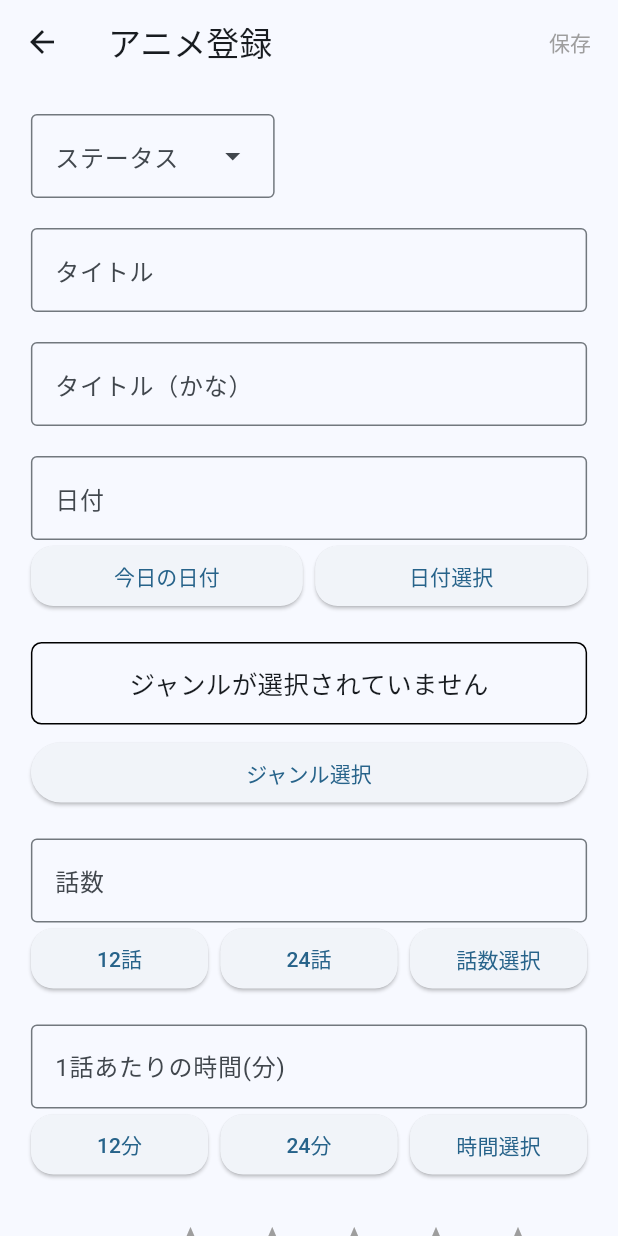
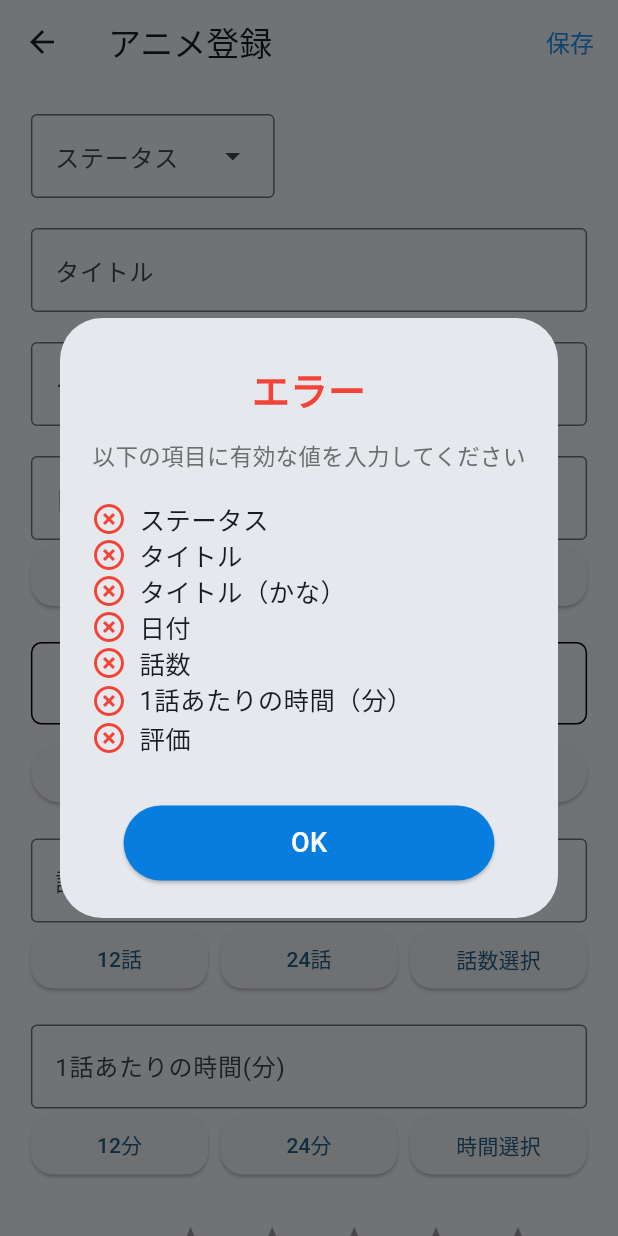
Before and after one commit to 2930taiga/anime_manager, a Flutter app: the AnimeRegistar screen opened directly, after a tap on "保存", on a phone screen of 412 x 824 dp. Run offline on Flutter 3.47's test engine with Material 3 defaults, Android fonts, the phone set to English and light mode, and no system bars; our stand-ins replace flutter_riverpod, isar, table_calendar; accounts and stored records are empty; generated files the repository leaves out were written again.

Commit message:
登録画面で保存ボタンを押したとき，入力内容に不備があると，その内容を読み取ってエラーメッセージを表示させるようにした． ボタンやテキストの色に統一感を持たせるため，色などのパラメータを指定するスクリプトを作成した．

```diff
--- a/lib/models/anime_input_class.dart
+++ b/lib/models/anime_input_class.dart
@@ -58,6 +58,7 @@ class AnimeInputData {
   }
 }
 
+
 //正しい値を入力しているかを判定するクラス
 @immutable
 class AnimeCorrectInputData {
@@ -106,4 +107,36 @@ class AnimeCorrectInputData {
       memo: memo ?? this.memo,
     );
   }
+
+  //全てtrueかを判定する
+  bool get isInvalid =>
+  status &&
+  title &&
+  titleKana &&
+  date &&
+  genreId &&
+  epNum &&
+  epTime &&
+  evaluation &&
+  memo;
+
+  //どこがfalseかを取得する
+  Map<String, bool> get validationMap => {
+    'status': status,
+    'title': title,
+    'titleKana': titleKana,
+    'date': date,
+    'genreId': genreId,
+    'epNum': epNum,
+    'epTime': epTime,
+    'evaluation': evaluation,
+    'memo': memo,
+  };
+
+  // falseの項目だけ抽出
+  List<String> get invalidFields =>
+    validationMap.entries
+      .where((e) => e.value == false)
+      .map((e) => e.key)
+      .toList();
 }
--- a/lib/pages/main_navigation_pages/registar/anime_registar.dart
+++ b/lib/pages/main_navigation_pages/registar/anime_registar.dart
@@ -5,15 +5,162 @@ import 'package:anime_administration/providers/anime_input_provider.dart';
 import 'package:flutter_riverpod/flutter_riverpod.dart';
 //登録ページ用のパーツを格納したコード
 import 'package:anime_administration/parts/anime_registar_parts.dart';
+//UIの設定に関するパラメータをインポート
+import 'package:anime_administration/parameter_settings.dart';
 
 class AnimeRegistar extends ConsumerWidget{
   const AnimeRegistar({super.key});
 
   @override
-  Widget build(BuildContext content, WidgetRef ref){
+  Widget build(BuildContext context, WidgetRef ref){
     //providerのインスタンスを作成
     final animeInput = ref.watch(animeInputProvider);
     final animeCorrectInput = ref.watch(animeCorrectInputProvider);
+
+    //保存に関する関数を定義
+    void Save(){
+      //保存できる状態かを確認する
+      if(animeCorrectInput.isInvalid==true){ //保存できる
+
+      }
+      else{ //保存できない
+        //入力に不備がある箇所を取得
+        List<String> erroeParameters = animeCorrectInput.invalidFields;
+        //エラーパラメータ
+        List<String> errorParametorText=[];
+
+        //エラーメッセージを作成
+        if(erroeParameters.contains("status")){ //ステータスに不備
+          errorParametorText.add("ステータス");
+        }
+        if(erroeParameters.contains("title")){ //タイトルに不備
+          errorParametorText.add("タイトル");
+        }
+        if(erroeParameters.contains("titleKana")){ //タイトル（かな）に不備
+          errorParametorText.add("タイトル（かな）");
+        }
+        if(erroeParameters.contains("genre")){ //ジャンルに不備
+          errorParametorText.add("ジャンル");
+        }
+        if(erroeParameters.contains("date")){ //日付に不備
+          errorParametorText.add("日付");
+        }
+        if(erroeParameters.contains("epNum")){ //話数に不備
+          errorParametorText.add("話数");
+        }
+        if(erroeParameters.contains("epTime")){ //時間に不備
+          errorParametorText.add("1話あたりの時間（分）");
+        }
+        if(erroeParameters.contains("evaluation")){ //評価に不備
+          errorParametorText.add("評価");
+        }
+
+        //エラーメッセージに表示するエラー項目を作成
+        List<Widget> errorParameterWidgets =
+          List.generate(errorParametorText.length,(index){
+            return SizedBox(
+              child: Row(
+                children: [
+                  Icon(
+                    Icons.highlight_off,
+                    color: Colors.red,
+                  ),
+
+                  SizedBox(width: MediaQuery.of(context).size.width*0.02,),
+
+                  Expanded(
+                    child: Text(
+                      errorParametorText[index],
+                      style: TextStyle(
+                        fontSize: 17
+                      ),
+                    )
+                  )
+                ],
+              ),
+            );
+          });
+
+        //ダイアログを表示
+        showDialog(context: context,
+        builder: (content){
+          return Dialog(
+            child: SizedBox(
+              width: MediaQuery.of(context).size.width * 0.9,
+              height: 400,
+              child: Column(
+                children: [
+
+                  SizedBox(height: 30,),
+
+                  Text( //タイトル
+                    "エラー",
+                    style: TextStyle(
+                      fontSize: 25,
+                      color: Texts.errorMessageColor,
+                      fontWeight: FontWeight.bold
+                    ),
+                  ),
+
+                  SizedBox(height: 15,),
+
+                  Text( //サブメッセージ
+                    "以下の項目に有効な値を入力してください",
+                    style: TextStyle(
+                      color: Texts.subMessageColor,
+                      fontSize: 15
+                    ),
+                  ),
+
+                  SizedBox(height: 20,),
+
+                  Expanded( //エラー項目を表示する
+                    child: Row(
+                      children: [
+                        SizedBox(width: MediaQuery.of(context).size.width * 0.05,),
+
+                        Expanded(
+                        child: Column(
+                          children: errorParameterWidgets,
+                        )
+                      ),
+
+                        SizedBox(width: MediaQuery.of(context).size.width * 0.05,),
+                      ],
+                    )
+                  ),
+
+                  SizedBox(height: 20,),
+
+                  SizedBox( //OKボタン
+                    width: MediaQuery.of(context).size.width * 0.6,
+                    height: 50,
+                    child: ElevatedButton(
+                      onPressed: (){
+                        Navigator.pop(context);
+                      },
+                      style: ElevatedButton.styleFrom(
+                        backgroundColor: ElevatedButtons.backgroundColor
+                      ),
+                      child: Text(
+                        "OK",
+                        style: TextStyle(
+                          color: ElevatedButtons.fontColor,
+                          fontSize: 18
+                        ),
+                      ),
+                    ),
+                  ),
+
+                  SizedBox(height: 25,),
+                ],
+              ),
+            ),
+          );
+        }
+        );
+      }
+    }
 
     return Scaffold(
       appBar: AppBar(
@@ -25,11 +172,13 @@ class AnimeRegistar extends ConsumerWidget{
         ),
         actions: [
           TextButton(
-            onPressed: (){},
+            onPressed: Save,
             child: Text(
               "保存",
               style: TextStyle(
-                color: Colors.grey
+                color: Colors.blue,
+                //fontWeight: FontWeight.bold,
+                fontSize: 16
               ),
             )
           )
@@ -85,18 +234,18 @@ class AnimeRegistar extends ConsumerWidget{
               //メモ
               InputFieldMemo(),
 
-              TextButton(
-                onPressed: (){
-                  print(animeInput.genreId);
-                },
-                child: Text("テスト用")
-              ),
-              TextButton(
-                onPressed: (){
-                  print(animeCorrectInput.date);
-                },
-                child: Text("テスト用1")
-              ),
+              // TextButton(
+              //   onPressed: (){
+              //     print(animeInput.genreId);
+              //   },
+              //   child: Text("テスト用")
+              // ),
+              // TextButton(
+              //   onPressed: (){
+              //     print(animeCorrectInput.date);
+              //   },
+              //   child: Text("テスト用1")
+              // ),
             ],
           ),
         ),
--- /dev/null
+++ b/lib/parameter_settings.dart
@@ -0,0 +1,17 @@
+import 'package:flutter/material.dart';
+
+//ボタン系
+class ElevatedButtons{
+  //テキストの色
+  static Color fontColor = Color.fromARGB(255, 255, 255, 255);
+  //ボタンの背景色
+  static Color backgroundColor = Color.fromARGB(255, 7, 125, 223);
+}
+
+//テキスト系
+class Texts{
+  //エラーメッセージ
+  static Color errorMessageColor = Colors.red;
+  //サブメッセージ
+  static Color subMessageColor = Color.fromARGB(255, 109, 109, 109);
+}
```
